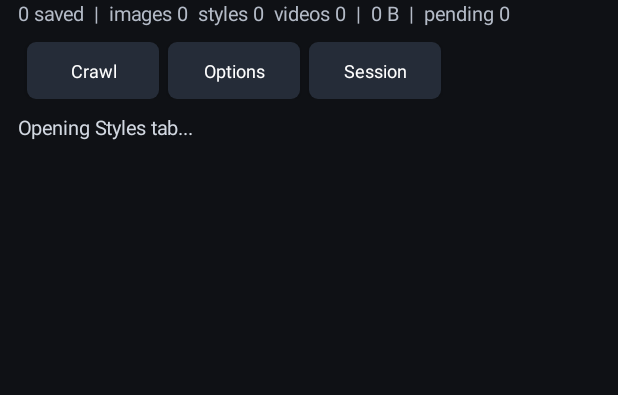
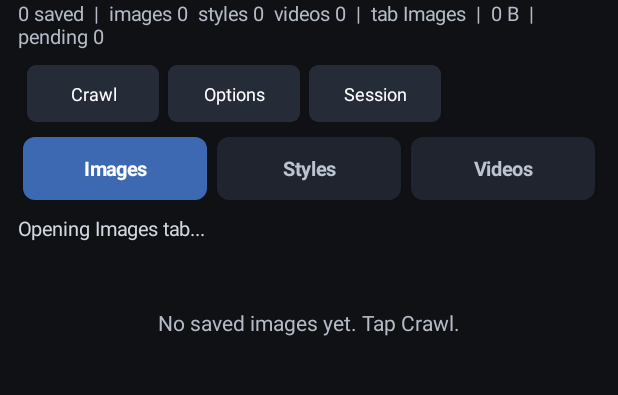
Before and after one commit to dicacros-gif/mcodex, an Android app: the screen it shows after launch (MainActivity), on a phone screen of 412 x 824 dp, the part 62-457 px from its top. Run offline under Robolectric (Android 15) with nearby library versions, the phone set to English and light mode, and no system bars; pictures from the network do not load.

Commit message:
Show Android archive tabs by date

```diff
--- a/app/src/main/java/com/dicacros/mcodex/MainActivity.java
+++ b/app/src/main/java/com/dicacros/mcodex/MainActivity.java
@@ -45,8 +45,10 @@ import java.net.HttpURLConnection;
 import java.net.URL;
 import java.security.MessageDigest;
 import java.security.NoSuchAlgorithmException;
+import java.text.SimpleDateFormat;
 import java.util.ArrayList;
 import java.util.Collections;
+import java.util.Date;
 import java.util.HashSet;
 import java.util.Locale;
 import java.util.Set;
@@ -60,6 +62,7 @@ public class MainActivity extends Activity {
     private static final int MAX_ASSET_BYTES = 25 * 1024 * 1024;
     private static final String[] KINDS = {"styles", "images", "videos"};
     private static final String[] LABELS = {"Styles", "Images", "Videos"};
+    private static final int[] DISPLAY_KIND_ORDER = {1, 0, 2};
     private static final String[] URLS = {
             "https://www.midjourney.com/explore?tab=styles_top",
             "https://www.midjourney.com/explore?tab=top",
@@ -105,7 +108,7 @@ public class MainActivity extends Activity {
                     + "});"
                     + "document.querySelectorAll('a,button,[role=\"button\"]').forEach(function(el){"
                     + "const t=(el.innerText||el.textContent||'').trim().toLowerCase();"
-                    + "if(t==='create'||t==='updates'||t==='update'||t==='menu'||t==='크리에이트'||t==='업데이트'){hide(el);}"
+                    + "if(t==='create'||t==='updates'||t==='update'||t==='menu'||t==='\\ud06c\\ub9ac\\uc5d0\\uc774\\ud2b8'||t==='\\uc5c5\\ub370\\uc774\\ud2b8'){hide(el);}"
                     + "});"
                     + "return true;"
                     + "})();";
@@ -126,6 +129,7 @@ public class MainActivity extends Activity {
     private LinearLayout uiRoot;
     private LinearLayout optionsPanel;
     private LinearLayout sessionBar;
+    private LinearLayout kindTabs;
     private GridLayout grid;
     private TextView statusText;
     private TextView countText;
@@ -144,11 +148,13 @@ public class MainActivity extends Activity {
     private int scrollSteps;
     private int maxPerTab;
     private final int[] queuedByTab = new int[KINDS.length];
+    private final Button[] kindTabButtons = new Button[KINDS.length];
     private boolean autoStart;
     private boolean captureScreens;
     private boolean includeStyles;
     private boolean includeImages;
     private boolean includeVideos;
+    private String activeKind;
     private boolean crawling;
 
     @Override
@@ -244,6 +250,12 @@ public class MainActivity extends Activity {
         Button sessionButton = smallButton("Session");
         sessionButton.setOnClickListener(v -> showSession(true));
         toolbar.addView(sessionButton);
+
+        kindTabs = buildKindTabs();
+        uiRoot.addView(kindTabs, new LinearLayout.LayoutParams(
+                ViewGroup.LayoutParams.MATCH_PARENT,
+                ViewGroup.LayoutParams.WRAP_CONTENT
+        ));
 
         statusText = new TextView(this);
         statusText.setTextColor(Color.rgb(210, 216, 225));
@@ -361,6 +373,47 @@ public class MainActivity extends Activity {
         return panel;
     }
 
+    private LinearLayout buildKindTabs() {
+        LinearLayout tabs = new LinearLayout(this);
+        tabs.setOrientation(LinearLayout.HORIZONTAL);
+        tabs.setGravity(Gravity.CENTER_VERTICAL);
+        tabs.setPadding(0, dp(10), 0, 0);
+
+        for (int index : DISPLAY_KIND_ORDER) {
+            Button button = new Button(this);
+            button.setText(LABELS[index]);
+            button.setAllCaps(false);
+            button.setTextSize(13f);
+            button.setTypeface(Typeface.DEFAULT_BOLD);
+            button.setPadding(dp(8), 0, dp(8), 0);
+            button.setOnClickListener(v -> {
+                activeKind = KINDS[index];
+                saveOptions();
+                updateKindTabs();
+                renderArchive();
+            });
+            kindTabButtons[index] = button;
+            LinearLayout.LayoutParams params = new LinearLayout.LayoutParams(0, dp(42), 1f);
+            params.setMargins(dp(3), 0, dp(3), 0);
+            tabs.addView(button, params);
+        }
+
+        updateKindTabs();
+        return tabs;
+    }
+
+    private void updateKindTabs() {
+        for (int i = 0; i < kindTabButtons.length; i++) {
+            Button button = kindTabButtons[i];
+            if (button == null) {
+                continue;
+            }
+            boolean selected = KINDS[i].equals(activeKind);
+            button.setTextColor(selected ? Color.WHITE : Color.rgb(188, 196, 209));
+            button.setBackground(rounded(selected ? Color.rgb(61, 105, 178) : Color.rgb(31, 36, 47), dp(8)));
+        }
+    }
+
     private LinearLayout numberOptionRow(String label, Runnable minus, Runnable plus, boolean scrollRow) {
         LinearLayout row = new LinearLayout(this);
         row.setOrientation(LinearLayout.HORIZONTAL);
@@ -414,6 +467,10 @@ public class MainActivity extends Activity {
         includeVideos = prefs.getBoolean("includeVideos", true);
         scrollSteps = clamp(prefs.getInt("scrollSteps", DEFAULT_SCROLL_STEPS), 1, 30);
         maxPerTab = clamp(prefs.getInt("maxPerTab", DEFAULT_MAX_PER_TAB), 10, 300);
+        activeKind = prefs.getString("activeKind", "images");
+        if (!"images".equals(activeKind) && !"styles".equals(activeKind) && !"videos".equals(activeKind)) {
+            activeKind = "images";
+        }
     }
 
     private void syncOptionsFromUi() {
@@ -436,6 +493,7 @@ public class MainActivity extends Activity {
                 .putBoolean("includeVideos", includeVideos)
                 .putInt("scrollSteps", scrollSteps)
                 .putInt("maxPerTab", maxPerTab)
+                .putString("activeKind", activeKind)
                 .apply();
     }
 
@@ -650,9 +708,10 @@ public class MainActivity extends Activity {
             return;
         }
         syncOptionsFromUi();
+        setOnlyActiveKindEnabled();
         saveOptions();
         if (!hasEnabledTab()) {
-            setStatus("Turn on at least one crawl tab in Options.");
+            setStatus("Select Images, Styles, or Videos.");
             return;
         }
         crawling = true;
@@ -663,6 +722,18 @@ public class MainActivity extends Activity {
         scrollStep = 0;
         setStatus("Starting device crawl...");
         loadTarget();
+    }
+
+    private void setOnlyActiveKindEnabled() {
+        includeStyles = "styles".equals(activeKind);
+        includeImages = "images".equals(activeKind);
+        includeVideos = "videos".equals(activeKind);
+        if (stylesCheck != null) {
+            stylesCheck.setChecked(includeStyles);
+            imagesCheck.setChecked(includeImages);
+            videosCheck.setChecked(includeVideos);
+        }
+        updateOptionsSummary();
     }
 
     private void loadTarget() {
@@ -950,6 +1021,7 @@ public class MainActivity extends Activity {
         if (grid == null) {
             return;
         }
+        updateKindTabs();
         grid.removeAllViews();
 
         int widthPx = getResources().getDisplayMetrics().widthPixels - dp(24);
@@ -966,7 +1038,34 @@ public class MainActivity extends Activity {
         ArrayList<ArchiveItem> ordered = new ArrayList<>(items);
         Collections.sort(ordered, (a, b) -> Long.compare(b.savedAt, a.savedAt));
 
+        String lastDay = "";
+        SimpleDateFormat dayFormat = new SimpleDateFormat("yyyy.MM.dd", Locale.KOREA);
+        SimpleDateFormat timeFormat = new SimpleDateFormat("HH:mm", Locale.KOREA);
+        int visibleCount = 0;
+
         for (ArchiveItem item : ordered) {
+            if (!activeKind.equals(item.kind)) {
+                continue;
+            }
+            visibleCount++;
+
+            String day = dayFormat.format(new Date(item.savedAt));
+            if (!day.equals(lastDay)) {
+                lastDay = day;
+                TextView dayHeader = new TextView(this);
+                dayHeader.setText("TOP DAY  " + day);
+                dayHeader.setTextColor(Color.WHITE);
+                dayHeader.setTextSize(16f);
+                dayHeader.setTypeface(Typeface.DEFAULT_BOLD);
+                dayHeader.setPadding(dp(5), dp(16), dp(5), dp(8));
+                GridLayout.LayoutParams headerParams = new GridLayout.LayoutParams();
+                headerParams.width = ViewGroup.LayoutParams.MATCH_PARENT;
+                headerParams.height = ViewGroup.LayoutParams.WRAP_CONTENT;
+                headerParams.columnSpec = GridLayout.spec(0, columns);
+                dayHeader.setLayoutParams(headerParams);
+                grid.addView(dayHeader);
+            }
+
             LinearLayout card = new LinearLayout(this);
             card.setOrientation(LinearLayout.VERTICAL);
             card.setBackground(rounded(Color.rgb(26, 30, 38), dp(8)));
@@ -992,7 +1091,7 @@ public class MainActivity extends Activity {
             meta.setPadding(0, dp(6), 0, 0);
 
             TextView kindText = new TextView(this);
-            kindText.setText(item.kind);
+            kindText.setText(displayKind(item.kind) + "  " + timeFormat.format(new Date(item.savedAt)));
             kindText.setTextColor(Color.rgb(210, 216, 225));
             kindText.setTextSize(12f);
             meta.addView(kindText, new LinearLayout.LayoutParams(0, ViewGroup.LayoutParams.WRAP_CONTENT, 1f));
@@ -1012,6 +1111,21 @@ public class MainActivity extends Activity {
             params.setMargins(dp(5), dp(5), dp(5), dp(9));
             card.setLayoutParams(params);
             grid.addView(card);
+        }
+
+        if (visibleCount == 0) {
+            TextView empty = new TextView(this);
+            empty.setText("No saved " + activeKind + " yet. Tap Crawl.");
+            empty.setTextColor(Color.rgb(180, 187, 199));
+            empty.setTextSize(14f);
+            empty.setGravity(Gravity.CENTER);
+            empty.setPadding(0, dp(36), 0, dp(36));
+            GridLayout.LayoutParams emptyParams = new GridLayout.LayoutParams();
+            emptyParams.width = ViewGroup.LayoutParams.MATCH_PARENT;
+            emptyParams.height = ViewGroup.LayoutParams.WRAP_CONTENT;
+            emptyParams.columnSpec = GridLayout.spec(0, columns);
+            empty.setLayoutParams(emptyParams);
+            grid.addView(empty);
         }
 
         updateCounts();
@@ -1050,8 +1164,22 @@ public class MainActivity extends Activity {
             }
         }
         countText.setText(items.size() + " saved  |  images " + images + "  styles " + styles + "  videos " + videos
+                + "  |  tab " + displayKind(activeKind)
                 + "  |  " + formatBytes(directorySize(photosDir) + directorySize(legacyMediaDir))
                 + "  |  pending " + pendingDownloads);
+    }
+
+    private String displayKind(String kind) {
+        if ("images".equals(kind)) {
+            return "Images";
+        }
+        if ("styles".equals(kind)) {
+            return "Styles";
+        }
+        if ("videos".equals(kind)) {
+            return "Videos";
+        }
+        return kind;
     }
 
     private void setStatus(String message) {
@@ -1092,6 +1220,9 @@ public class MainActivity extends Activity {
                 File file = new File(item.localPath);
                 if (!file.exists() || file.length() == 0) {
                     continue;
+                }
+                if (item.savedAt <= 0L) {
+                    item.savedAt = file.lastModified() > 0L ? file.lastModified() : System.currentTimeMillis();
                 }
                 if (itemKeys.contains(item.key)) {
                     deleteFileQuietly(file);
```
Also changed, not shown: 1 other file.
